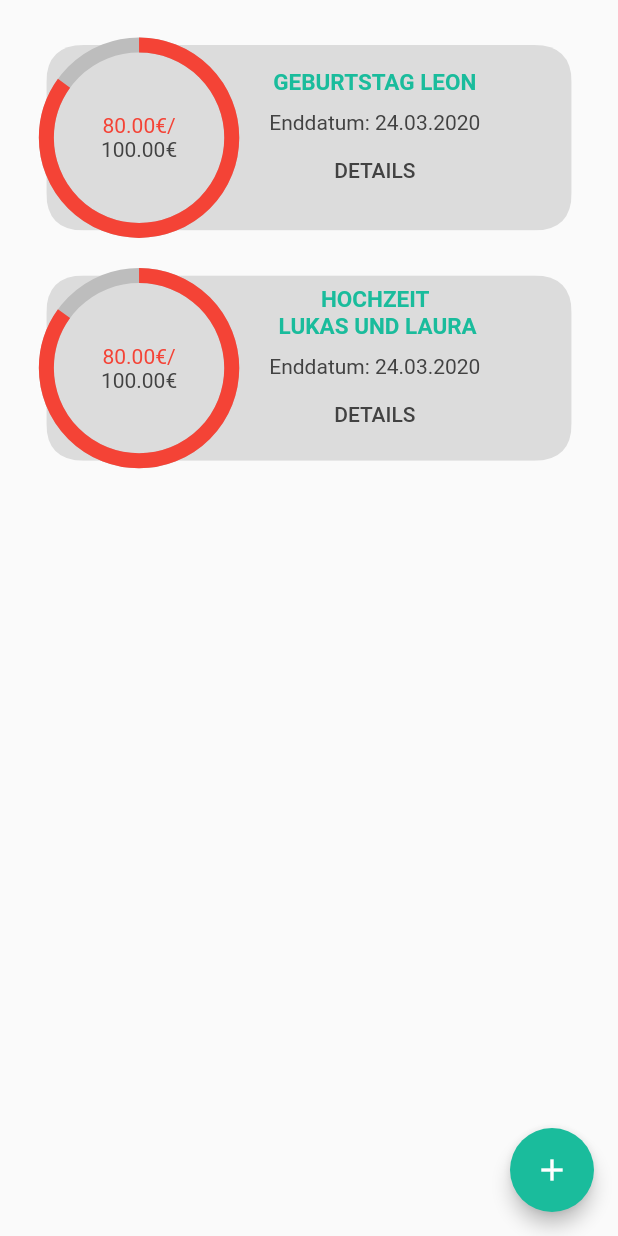
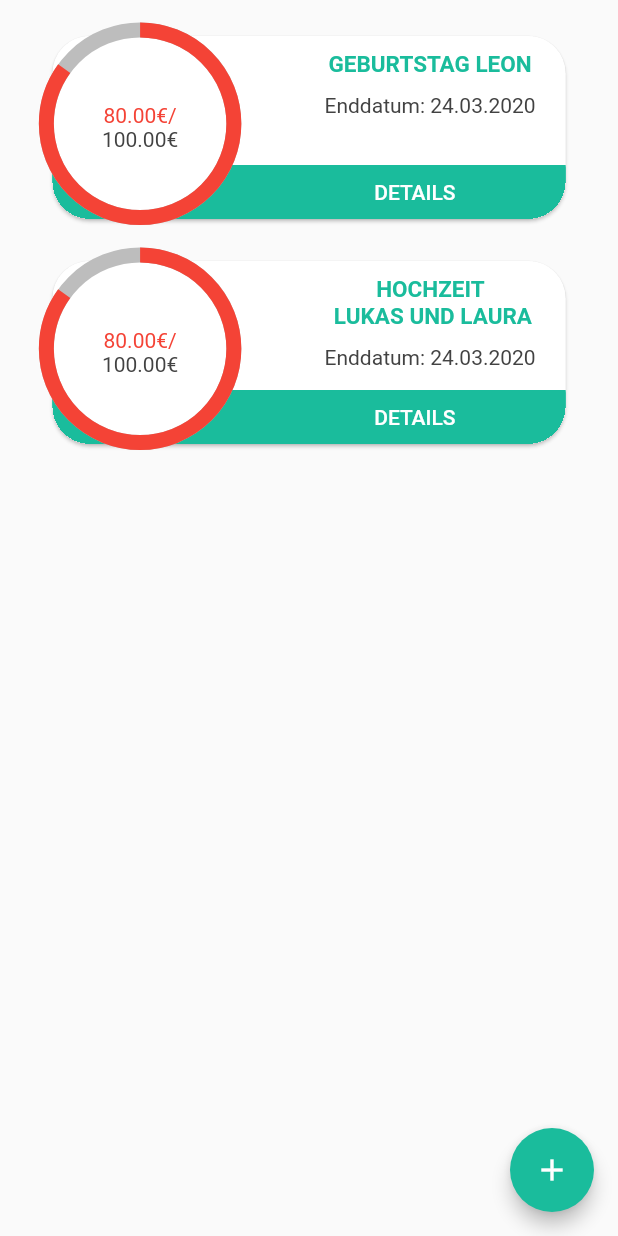
Before and after one commit to JanSchlte/gomobie_, a Flutter app: the CollectionGroups screen opened by its route, on a phone screen of 412 x 824 dp. Run offline on Flutter 3.47's test engine with Material 2 defaults, Android fonts, the phone set to English and light mode, and no system bars; our stand-ins replace cloud_firestore, firebase_auth; accounts and stored records are empty; generated files the repository leaves out were written again; Roboto replaces fonts that are missing (Metropolis).

Commit message:
final design (needs refactor)

```diff
--- a/lib/widgets/home/groups/collection_groups.dart
+++ b/lib/widgets/home/groups/collection_groups.dart
@@ -1,38 +1,101 @@
 import 'package:flutter/material.dart';
-import 'package:gomobie/util/card_background_painter.dart';
 
 class GroupCard extends StatelessWidget {
   final String title;
+
   GroupCard(this.title);
 
   Color _mainColor = Color(0xFF1ABC9C);
 
   @override
   Widget build(BuildContext context) {
-    return Column(
-      children: <Widget>[
-        SizedBox(
-          height: 30,
+    return Container(
+      padding: EdgeInsets.only(top: 20),
+      width: MediaQuery.of(context).size.width * 0.85,
+      height: 150,
+      child: Stack(
+        children: [
+          Card(
+            clipBehavior: Clip.hardEdge,
+            color: Colors.white,
+            shape: RoundedRectangleBorder(
+              borderRadius: BorderRadius.all(
+                Radius.circular(25),
               ),
-        CustomPaint(
-          painter: CardBackgroundPainter(backgroundColor: Colors.black12),
+            ),
             child: Container(
-            width: MediaQuery.of(context).size.width * 0.85,
-            child: Row(
+              height: MediaQuery.of(context).size.width * 0.3,
+              child: Column(children: <Widget>[
+                Row(
                   mainAxisSize: MainAxisSize.min,
                   children: [
+                    Expanded(child: Container()),
+                    Column(
+                      mainAxisSize: MainAxisSize.max,
+                      crossAxisAlignment: CrossAxisAlignment.center,
+                      children: <Widget>[
+                        SizedBox(height: 10),
+                        Text(
+                          title,
+                          textAlign: TextAlign.center,
+                          style: TextStyle(
+                            color: _mainColor,
+                            fontWeight: FontWeight.bold,
+                            fontSize: 15,
+                          ),
+                        ),
+                        SizedBox(height: 10),
+                        Text(
+                          'Enddatum: 24.03.2020',
+                          style: TextStyle(
+                            color: Colors.grey.shade800,
+                          ),
+                        ),
+                      ],
+                    ),
+                    SizedBox(width: 20)
+                  ],
+                ),
+                Expanded(child: Container()),
                 Container(
-                  height: MediaQuery.of(context).size.width * 0.3,
-                  width: MediaQuery.of(context).size.width * 0.3,
-                  //margin: EdgeInsets.all(30),
+                  //TODO: @Dominik Wie spalte ich den Container farblich in 2 Teile auf, so dass ich den FlatButton nicht separat machen muss?
+                  width: double.infinity,
+                  color: _mainColor,
+                  child: FlatButton(
+                    padding: EdgeInsets.zero,
+                    materialTapTargetSize: MaterialTapTargetSize.shrinkWrap,
+                    color: _mainColor,
+                    onPressed: () {},
+                    child: Align(
+                      alignment: Alignment(0.49, 0),
+                      child: Text(
+                        'DETAILS',
+                        style: TextStyle(color: Colors.white),
+                      ),
+                    ),
+                  ),
+                ),
+              ]),
+            ),
+          ),
+          Container(
+            width: 125,
             child: Stack(
-                    fit: StackFit.expand,
               children: [
-                      CircularProgressIndicator(
+                Align(
+                  alignment: Alignment.topLeft,
+                  child: Container(
+                    height: 125,
+                    width: 125,
+                    decoration: BoxDecoration(
+                        color: Colors.white, shape: BoxShape.circle),
+                    child: CircularProgressIndicator(
                       value: 0.85,
                       strokeWidth: 10,
                       valueColor: AlwaysStoppedAnimation<Color>(Colors.red),
                       backgroundColor: Colors.grey.shade400,
+                    ),
+                  ),
                 ),
                 Align(
                   alignment: Alignment.center,
@@ -57,62 +120,8 @@ class GroupCard extends StatelessWidget {
               ],
             ),
           ),
-                SizedBox(
-                  width: 25,
-                ),
-                Column(
-                  mainAxisSize: MainAxisSize.max,
-                  crossAxisAlignment: CrossAxisAlignment.center,
-                  children: <Widget>[
-                    Text(
-                      title,
-                      textAlign: TextAlign.center,
-                      style: TextStyle(
-                        color: _mainColor,
-                        fontWeight: FontWeight.bold,
-                        fontSize: 15,
-                      ),
-                    ),
-                    SizedBox(height: 10),
-                    Text(
-                      'Enddatum: 24.03.2020',
-                      style: TextStyle(
-                        color: Colors.grey.shade800,
-                      ),
-                    ),
-                    FlatButton(
-                      onPressed: () {
-                        // Nicht vorhergesehen beim MVP
-                      },
-                      child: Text(
-                        'DETAILS',
-                        style: TextStyle(color: Colors.grey.shade800),
-                      ),
-                    ),
         ],
       ),
-              ],
-            ),
-          ),
-        ),
-        /*
-        SizedBox(
-          //TODO: @Dominik Wie spalte ich den Container farblich in 2 Teile auf, so dass ich den FlatButton nicht separat machen muss?
-          width: MediaQuery.of(context).size.width * 0.8,
-          height: MediaQuery.of(context).size.width * 0.09,
-          child: FlatButton(
-            color: _mainColor,
-            onPressed: () {},
-            child: Align(
-              alignment: Alignment(0.49, 0),
-              child: Text(
-                'DETAILS',
-                style: TextStyle(color: Colors.white),
-              ),
-            ),
-          ),
-        ),*/
-      ],
     );
   }
 }
```
Lines whose indentation alone changed are shown as unchanged.
